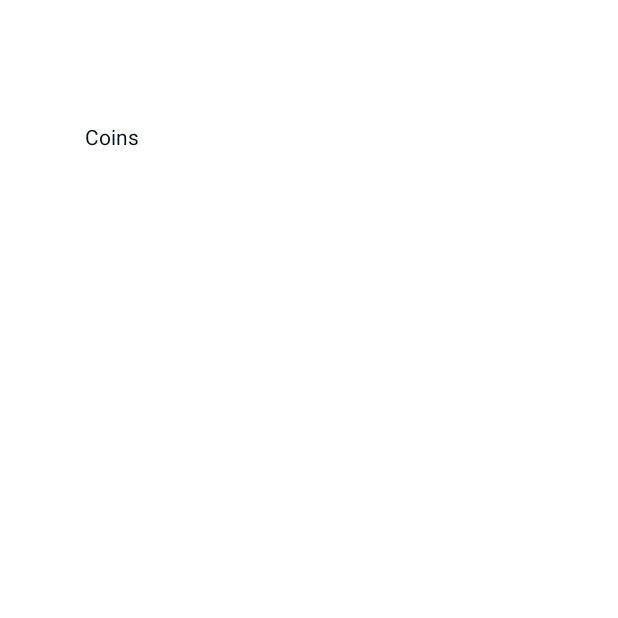
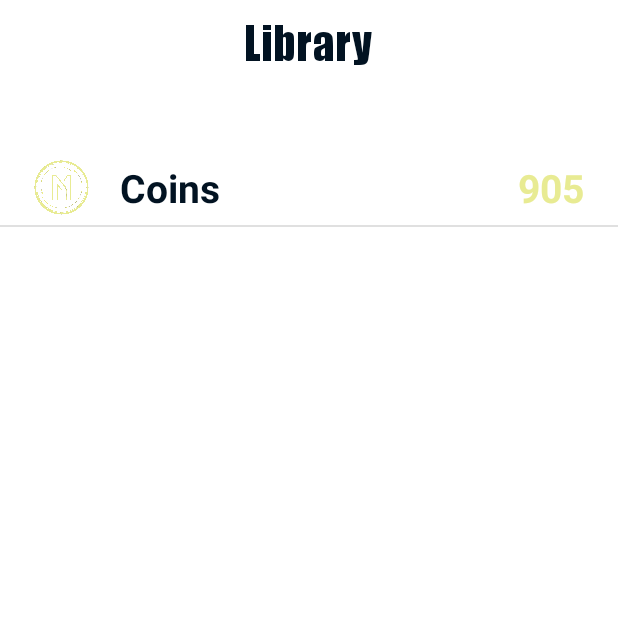
Before and after one commit to JoshMkhari/Mynt-Android, an Android app: the screen it shows after launch (MainActivity), on a phone screen of 412 x 824 dp, the top half of it. Before the commit the part shown is almost empty. Run offline under Robolectric (Android 15) with nearby library versions, the phone set to English and light mode, and no system bars; 1 statement that could not run was skipped.

Commit message:
Needs fixing Library

```diff
--- a/app/src/main/java/com/example/mynt/homeAct/LeaderboardFragment.java
+++ b/app/src/main/java/com/example/mynt/homeAct/LeaderboardFragment.java
@@ -27,7 +27,7 @@ public class LeaderboardFragment extends Fragment {
         // Inflate the layout for this fragment
         //https://stackoverflow.com/questions/6495898/findviewbyid-in-fragment
         View leaderboardView = inflater.inflate(R.layout.fragment_leaderboard, container, false);
-        listView = (ListView) leaderboardView.findViewById(R.id.listView);
+        listView = (ListView) leaderboardView.findViewById(R.id.leaderboardListView);
 
         ArrayList<Leaderboard_Model> leaderboardList = new ArrayList<Leaderboard_Model>();
 
--- a/app/src/main/java/com/example/mynt/homeAct/LibraryFragment.java
+++ b/app/src/main/java/com/example/mynt/homeAct/LibraryFragment.java
@@ -7,60 +7,51 @@ import androidx.fragment.app.Fragment;
 import android.view.LayoutInflater;
 import android.view.View;
 import android.view.ViewGroup;
+import android.widget.ListAdapter;
+import android.widget.ListView;
 
 import com.example.mynt.R;
 
+import java.util.ArrayList;
+
 /**
  * A simple {@link Fragment} subclass.
- * Use the {@link LibraryFragment#newInstance} factory method to
+ * Use the {@link LibraryFragment#} factory method to
  * create an instance of this fragment.
  */
 public class LibraryFragment extends Fragment {
-
-    // TODO: Rename parameter arguments, choose names that match
-    // the fragment initialization parameters, e.g. ARG_ITEM_NUMBER
-    private static final String ARG_PARAM1 = "param1";
-    private static final String ARG_PARAM2 = "param2";
-
-    // TODO: Rename and change types of parameters
-    private String mParam1;
-    private String mParam2;
-
-    public LibraryFragment() {
-        // Required empty public constructor
-    }
-
-    /**
-     * Use this factory method to create a new instance of
-     * this fragment using the provided parameters.
-     *
-     * @param param1 Parameter 1.
-     * @param param2 Parameter 2.
-     * @return A new instance of fragment LibraryFragment.
-     */
-    // TODO: Rename and change types and number of parameters
-    public static LibraryFragment newInstance(String param1, String param2) {
-        LibraryFragment fragment = new LibraryFragment();
-        Bundle args = new Bundle();
-        args.putString(ARG_PARAM1, param1);
-        args.putString(ARG_PARAM2, param2);
-        fragment.setArguments(args);
-        return fragment;
-    }
-
-    @Override
-    public void onCreate(Bundle savedInstanceState) {
-        super.onCreate(savedInstanceState);
-        if (getArguments() != null) {
-            mParam1 = getArguments().getString(ARG_PARAM1);
-            mParam2 = getArguments().getString(ARG_PARAM2);
-        }
-    }
-
+    ListView optionListView;
     @Override
     public View onCreateView(LayoutInflater inflater, ViewGroup container,
                              Bundle savedInstanceState) {
         // Inflate the layout for this fragment
-        return inflater.inflate(R.layout.fragment_library, container, false);
+        View libraryView = inflater.inflate(R.layout.fragment_library, container, false);
+        optionListView = (ListView) libraryView.findViewById(R.id.libraryOptionsListView);
+
+        ArrayList<Library_Options_Model> libraryOptionsList = new ArrayList<>();
+        Library_Options_Model library_options_model = new Library_Options_Model( R.drawable.app_logo,
+                getResources().getString(R.string.library_option_coins),
+                0,
+                905);
+
+        libraryOptionsList.add(library_options_model);
+        //libraryOptionsList.add(library_options_model);
+        //libraryOptionsList.add(library_options_model);
+
+        //Library_Options_Model library_options_model2 = new Library_Options_Model( R.drawable.collection_icon,
+         //       getResources().getString(R.string.library_option_collections),
+         //       0,
+         //       0);
+       // libraryOptionsList.add(library_options_model2);
+
+       // Library_Options_Model library_options_model3 = new Library_Options_Model( R.drawable.goal_icon,
+        //        getResources().getString(R.string.library_option_goals),
+         //       62,
+         //       62);
+        //libraryOptionsList.add(library_options_model3);
+
+        Library_Options_ListAdapter optionsListAdapter = new Library_Options_ListAdapter(getContext(),libraryOptionsList);
+        optionListView.setAdapter(optionsListAdapter);
+        return libraryView;
     }
 }
--- /dev/null
+++ b/app/src/main/java/com/example/mynt/homeAct/Library_Options_ListAdapter.java
@@ -0,0 +1,83 @@
+package com.example.mynt.homeAct;
+
+import android.content.Context;
+import android.view.LayoutInflater;
+import android.view.View;
+import android.view.ViewGroup;
+import android.widget.BaseAdapter;
+import android.widget.ImageView;
+import android.widget.ProgressBar;
+import android.widget.TextView;
+import android.widget.Toast;
+
+import androidx.annotation.NonNull;
+import androidx.annotation.Nullable;
+
+import com.example.mynt.R;
+
+import java.util.ArrayList;
+
+public class Library_Options_ListAdapter extends BaseAdapter {
+
+    Context context;
+    LayoutInflater inflater;
+    ArrayList<Library_Options_Model> libraryOptionsList;
+
+    public Library_Options_ListAdapter(Context context,ArrayList<Library_Options_Model> libraryOptionsList) {
+        this.context = context;
+        this.libraryOptionsList = libraryOptionsList;
+        inflater = LayoutInflater.from(context);
+    }
+
+    @Override
+    public int getCount() {
+        return libraryOptionsList.size();
+    }
+
+    @Override
+    public Object getItem(int position) {
+        return null;
+    }
+
+    @Override
+    public long getItemId(int position) {
+        return 0;
+    }
+
+    @NonNull
+    @Override
+    public View getView(int position, @Nullable View convertView, @NonNull ViewGroup parent) {
+
+        convertView = inflater.inflate(R.layout.library_navigation_listview, null);
+
+        ImageView optionIcon = convertView.findViewById(R.id.library_nav_icon);
+        TextView optionName = convertView.findViewById(R.id.library_nav_optionName);
+        ProgressBar optionProgress = convertView.findViewById(R.id.progressBar);
+        TextView optionValue = convertView.findViewById(R.id.library_nav_value);
+        //optionProgress.setProgress(this.libraryOptionsList.get(position).progress);
+        //optionValue.setText(this.libraryOptionsList.get(position).progress+"%");
+        optionName.setText(this.libraryOptionsList.get(position).optionName);
+        Toast.makeText(context, "position " + position, Toast.LENGTH_SHORT).show();
+        switch (position)
+        {
+            case 0:
+                optionIcon.setBackgroundResource(R.drawable.app_logo);
+                optionValue.setText(this.libraryOptionsList.get(position).optionValue);
+                optionValue.setVisibility(View.VISIBLE);
+                optionProgress.setVisibility(View.INVISIBLE);
+                break;
+            case 1:
+                optionIcon.setBackgroundResource(R.drawable.collection_icon);
+                optionValue.setVisibility(View.INVISIBLE);
+                optionProgress.setVisibility(View.INVISIBLE);
+                break;
+            default:
+                optionIcon.setBackgroundResource(R.drawable.goal_icon);
+                optionValue.setVisibility(View.VISIBLE);
+                optionProgress.setVisibility(View.VISIBLE);
+                break;
+        }
+
+        return convertView;
+    }
+}
--- /dev/null
+++ b/app/src/main/java/com/example/mynt/homeAct/Library_Options_Model.java
@@ -0,0 +1,15 @@
+package com.example.mynt.homeAct;
+
+public class Library_Options_Model {
+    int imageId;
+    String optionName;
+    int progress;
+    int optionValue;
+
+    public Library_Options_Model(int imageId, String optionName, int progress, int optionValue) {
+        this.imageId = imageId;
+        this.optionName = optionName;
+        this.progress = progress;
+        this.optionValue = optionValue;
+    }
+}
--- /dev/null
+++ b/app/src/main/res/drawable/theme_custom_progress.xml
@@ -0,0 +1,37 @@
+<?xml version="1.0" encoding="utf-8"?>
+<layer-list xmlns:android="http://schemas.android.com/apk/res/android">
+    <item android:id="@android:id/background">
+        <shape>
+            <corners android:radius="50dip" />
+            <gradient
+                android:centerColor="#ff747674"
+                android:centerY="0.75"
+                android:endColor="#ff747674"
+                android:startColor="#ff747674" />
+        </shape>
+    </item>
+
+    <item android:id="@android:id/secondaryProgress">
+        <clip>
+            <shape>
+                <corners android:radius="50dip" />
+                <gradient
+                    android:centerColor="?colorPrimary"
+                    android:centerY="0.75"
+                    android:endColor="?colorPrimary"
+                    android:startColor="?colorPrimary" />
+            </shape>
+        </clip>
+    </item>
+    <item android:id="@android:id/progress">
+        <clip>
+            <shape>
+                <corners android:radius="50dip" />
+                <gradient
+                    android:endColor="?colorPrimary"
+                    android:startColor="?colorPrimary" />
+            </shape>
+        </clip>
+    </item>
+
+</layer-list>
--- a/app/src/main/res/layout/fragment_leaderboard.xml
+++ b/app/src/main/res/layout/fragment_leaderboard.xml
@@ -36,7 +36,7 @@
         app:layout_constraintTop_toTopOf="parent" />
 
     <ListView
-        android:id="@+id/listView"
+        android:id="@+id/leaderboardListView"
         android:layout_width="match_parent"
         android:layout_height="390dp"
         android:layout_marginTop="6dp"
--- a/app/src/main/res/layout/fragment_library.xml
+++ b/app/src/main/res/layout/fragment_library.xml
@@ -10,15 +10,29 @@
 
 
     <TextView
-        android:id="@+id/textView2"
+        android:id="@+id/LibraryTitle"
         android:layout_width="wrap_content"
         android:layout_height="wrap_content"
-        android:text="@string/mainAct_library_coin_collection"
+        android:fontFamily="@font/impact"
+        android:text="@string/library_title"
         android:textColor="?colorSecondaryVariant"
+        android:textSize="30dp"
         app:layout_constraintBottom_toBottomOf="parent"
         app:layout_constraintEnd_toEndOf="parent"
-        app:layout_constraintHorizontal_bias="0.15"
+        app:layout_constraintHorizontal_bias="0.498"
         app:layout_constraintStart_toStartOf="parent"
         app:layout_constraintTop_toTopOf="parent"
-        app:layout_constraintVertical_bias="0.101" />
+        app:layout_constraintVertical_bias="0.007" />
+
+    <ListView
+        android:id="@+id/libraryOptionsListView"
+        android:layout_width="match_parent"
+        android:layout_height="153dp"
+
+        android:layout_marginTop="100dp"
+        app:layout_constraintEnd_toEndOf="parent"
+
+        app:layout_constraintStart_toStartOf="parent"
+        app:layout_constraintTop_toTopOf="parent"
+        tools:listitem="@layout/library_navigation_listview" />
 </androidx.constraintlayout.widget.ConstraintLayout>
--- a/app/src/main/res/layout/leaderboard_listview.xml
+++ b/app/src/main/res/layout/leaderboard_listview.xml
@@ -7,8 +7,7 @@
 
     <RelativeLayout
         android:layout_width="match_parent"
-        android:layout_height="match_parent"
-        android:layout_marginTop="16dp">
+        android:layout_height="match_parent">
 
         <LinearLayout
             android:layout_width="wrap_content"
--- /dev/null
+++ b/app/src/main/res/layout/library_navigation_listview.xml
@@ -0,0 +1,82 @@
+<?xml version="1.0" encoding="utf-8"?>
+<LinearLayout xmlns:android="http://schemas.android.com/apk/res/android"
+    xmlns:app="http://schemas.android.com/apk/res-auto"
+    xmlns:tools="http://schemas.android.com/tools"
+    android:orientation="vertical"
+    android:layout_width="match_parent"
+    android:layout_height="match_parent">
+
+        <androidx.constraintlayout.widget.ConstraintLayout
+            android:layout_width="match_parent"
+            android:layout_height="wrap_content"
+            android:orientation="horizontal">
+
+            <ImageView
+                android:id="@+id/library_nav_icon"
+                android:layout_width="50dp"
+                android:layout_height="50dp"
+                android:layout_alignParentTop="true"
+                android:layout_centerHorizontal="true"
+                android:layout_gravity="center_vertical"
+                android:layout_marginStart="16dp"
+                android:background="@drawable/app_logo"
+                app:layout_constraintBottom_toBottomOf="parent"
+                android:contentDescription="@string/library_nav_icon"
+                app:layout_constraintStart_toStartOf="parent"
+                app:layout_constraintTop_toTopOf="parent"
+                app:layout_constraintVertical_bias="0.0"
+                tools:ignore="ImageContrastCheck"></ImageView>
+
+            <TextView
+                android:id="@+id/library_nav_optionName"
+                android:layout_width="wrap_content"
+                android:layout_height="wrap_content"
+                android:layout_gravity="center_vertical"
+                android:text="@string/library_option_coins"
+                android:textColor="?colorSecondaryVariant"
+                android:textSize="26sp"
+                android:textStyle="bold"
+                app:layout_constraintBottom_toBottomOf="parent"
+                app:layout_constraintEnd_toEndOf="parent"
+                app:layout_constraintHorizontal_bias="0.05"
+                app:layout_constraintStart_toEndOf="@+id/library_nav_icon"
+                app:layout_constraintTop_toTopOf="parent"
+                app:layout_constraintVertical_bias="0.503" />
+
+            <ProgressBar
+                android:id="@+id/progressBar"
+                style="@style/Widget.AppCompat.ProgressBar.Horizontal"
+                android:layout_width="150dp"
+                android:layout_height="25dp"
+                android:layout_gravity="center_vertical"
+                android:indeterminate="false"
+                android:max="100"
+                android:progress="62"
+                android:progressDrawable="@drawable/theme_custom_progress"
+                app:layout_constraintBottom_toBottomOf="parent"
+                app:layout_constraintEnd_toEndOf="parent"
+                app:layout_constraintHorizontal_bias="0.223"
+                app:layout_constraintStart_toEndOf="@+id/library_nav_optionName"
+                app:layout_constraintTop_toTopOf="parent"
+                app:layout_constraintVertical_bias="0.502"></ProgressBar>
+
+            <TextView
+                android:id="@+id/library_nav_value"
+                android:layout_width="wrap_content"
+                android:layout_height="wrap_content"
+                android:layout_gravity="center_vertical"
+                android:layout_margin="5dp"
+                android:layout_marginStart="8dp"
+                android:text="905"
+                android:textColor="?colorPrimary"
+                android:textSize="26sp"
+                android:textStyle="bold"
+                app:layout_constraintBottom_toBottomOf="parent"
+                app:layout_constraintEnd_toEndOf="parent"
+                app:layout_constraintStart_toEndOf="@+id/progressBar"
+                app:layout_constraintTop_toTopOf="parent"
+                tools:ignore="TextContrastCheck" />
+
+
+        </androidx.constraintlayout.widget.ConstraintLayout>
+</LinearLayout>
--- a/app/src/main/res/values/strings.xml
+++ b/app/src/main/res/values/strings.xml
@@ -13,4 +13,10 @@
     <string name="mainAct_library_coin_collection">Coins</string>
 
     <string name="leaderboard_title">Leaderboard</string>
+
+    <string name="library_title">Library</string>
+    <string name="library_option_coins">Coins</string>
+    <string name="library_option_collections">Collections</string>
+    <string name="library_option_goals">Goals</string>
+    <string name="library_nav_icon">Displays Icon</string>
 </resources>
```
Also changed, not shown: app/src/main/res/drawable-v24/app_logo.png (added), app/src/main/res/drawable-v24/collection_icon.png (added), app/src/main/res/drawable-v24/goal_icon.png (added).
